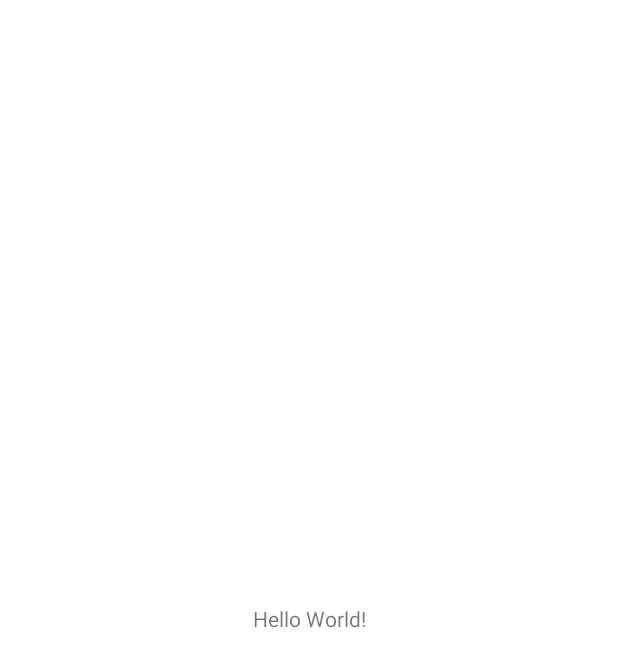
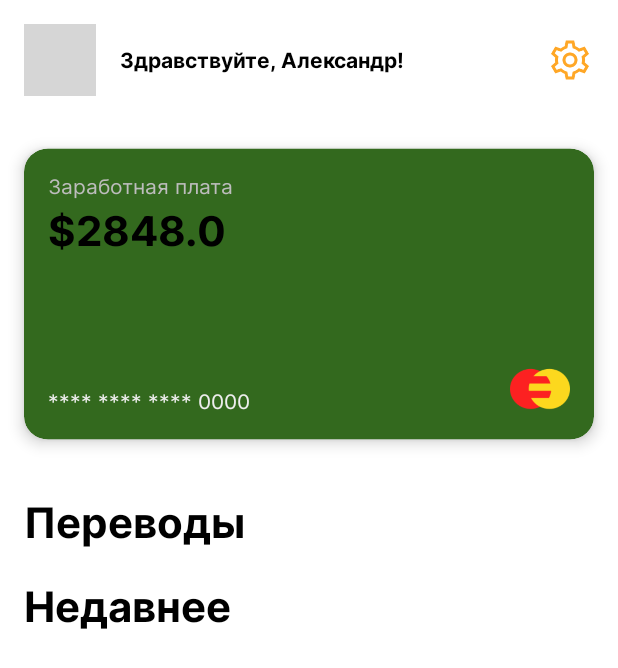
Before and after one commit to alexp0111/Monac, an Android app: the screen it shows after launch (MainActivity), on a phone screen of 412 x 824 dp. Before the commit the part shown is almost empty. Shown: the top 668 px of the screen. Run offline under Robolectric (Android 15) with nearby library versions, the phone set to English and light mode, and no system bars; our stand-ins replace Dagger/Hilt's generated code; grey boxes are pictures that could not be loaded.

Commit message:
viewpager for cards

```diff
--- a/app/src/main/AndroidManifest.xml
+++ b/app/src/main/AndroidManifest.xml
@@ -3,6 +3,7 @@
     xmlns:tools="http://schemas.android.com/tools">
 
     <application
+        android:name=".MonacApplication"
         android:allowBackup="true"
         android:dataExtractionRules="@xml/data_extraction_rules"
         android:fullBackupContent="@xml/backup_rules"
--- a/app/src/main/java/com/example/monac/MainActivity.kt
+++ b/app/src/main/java/com/example/monac/MainActivity.kt
@@ -2,6 +2,7 @@ package com.example.monac
 
 import androidx.appcompat.app.AppCompatActivity
 import android.os.Bundle
+import com.example.monac.ui.main.HomeFragment
 import dagger.hilt.android.AndroidEntryPoint
 
 @AndroidEntryPoint
@@ -9,5 +10,7 @@ class MainActivity : AppCompatActivity() {
     override fun onCreate(savedInstanceState: Bundle?) {
         super.onCreate(savedInstanceState)
         setContentView(R.layout.activity_main)
+
+        // supportFragmentManager.beginTransaction().replace(R.id.container, HomeFragment()).commit()
     }
 }
--- /dev/null
+++ b/app/src/main/java/com/example/monac/adapters/CardAdapter.kt
@@ -0,0 +1,41 @@
+package com.example.monac.adapters
+
+import android.view.LayoutInflater
+import android.view.ViewGroup
+import androidx.recyclerview.widget.RecyclerView
+import androidx.viewpager2.widget.ViewPager2
+import com.example.monac.data.Card
+import com.example.monac.databinding.ItemCardBinding
+
+class CardAdapter(private val cardList: ArrayList<Card>, private val viewPager2: ViewPager2) :
+    RecyclerView.Adapter<CardAdapter.CardViewHolder>() {
+
+    override fun onCreateViewHolder(parent: ViewGroup, viewType: Int): CardViewHolder {
+        val view = ItemCardBinding.inflate(LayoutInflater.from(parent.context), parent, false)
+        return CardViewHolder(view)
+    }
+
+    override fun onBindViewHolder(holder: CardViewHolder, position: Int) {
+        val item = cardList[position]
+        holder.bind(item)
+    }
+
+    override fun getItemCount(): Int {
+        return cardList.size
+    }
+
+    class CardViewHolder(val binding: ItemCardBinding) : RecyclerView.ViewHolder(binding.root) {
+        fun bind(card: Card) {
+            binding.tvName.text = card.name
+            binding.tvValue.text = buildString {
+                append(card.marker)
+                append(card.value.toString())
+            }
+            binding.tvNumber.text = card.number
+
+            binding.card.setCardBackgroundColor(card.color)
+
+            // TODO: payment instrument
+        }
+    }
+}
--- /dev/null
+++ b/app/src/main/java/com/example/monac/data/Card.kt
@@ -0,0 +1,15 @@
+package com.example.monac.data
+
+import android.graphics.Color
+import com.example.monac.util.PaymentInstruments
+
+data class Card(
+    val id: String = "-1",
+    val name: String = "",
+    val value: Double = 0.0,
+    val marker: String = "$",
+    val number: String = "**** **** **** 0000",
+    val comments: String = "",
+    val paymentInstrument: Enum<PaymentInstruments> = PaymentInstruments.MASTERCARD,
+    val color: Int = Color.parseColor("#33691E")
+)
--- a/app/src/main/java/com/example/monac/ui/main/HomeFragment.kt
+++ b/app/src/main/java/com/example/monac/ui/main/HomeFragment.kt
@@ -3,8 +3,13 @@ package com.example.monac.ui.main
 import android.os.Bundle
 import android.view.View
 import androidx.fragment.app.Fragment
+import androidx.viewpager2.widget.CompositePageTransformer
+import androidx.viewpager2.widget.MarginPageTransformer
 import com.example.monac.R
+import com.example.monac.adapters.CardAdapter
+import com.example.monac.data.Card
 import com.example.monac.databinding.FragmentHomeBinding
+import kotlin.math.abs
 
 class HomeFragment : Fragment(R.layout.fragment_home) {
     private var fragmentHomeBinding: FragmentHomeBinding? = null
@@ -14,6 +19,31 @@ class HomeFragment : Fragment(R.layout.fragment_home) {
 
         val binding = FragmentHomeBinding.bind(view)
         fragmentHomeBinding = binding
+
+        initCardPager(binding)
+    }
+
+    private fun initCardPager(binding: FragmentHomeBinding) {
+        var cardAdapter =
+            CardAdapter(
+                arrayListOf(
+                    Card(name = "Заработная плата", value = 2848.0),
+                    Card(name = "Стипендия", value = 0.001)
+                ), binding.vpCards
+            )
+        binding.vpCards.adapter = cardAdapter
+
+        setUpTransformer(binding)
+    }
+
+    private fun setUpTransformer(binding: FragmentHomeBinding) {
+        val transformer = CompositePageTransformer()
+        transformer.addTransformer(MarginPageTransformer(40))
+        transformer.addTransformer { page, position ->
+            val r = 1 - abs(position)
+            page.scaleY = 0.85f + r * 0.12f
+        }
+        binding.vpCards.setPageTransformer(transformer)
     }
 
     override fun onDestroy() {
--- /dev/null
+++ b/app/src/main/java/com/example/monac/util/Enums.kt
@@ -0,0 +1,5 @@
+package com.example.monac.util
+
+enum class PaymentInstruments {
+    MASTERCARD, MIR
+}
--- a/app/src/main/res/layout/activity_main.xml
+++ b/app/src/main/res/layout/activity_main.xml
@@ -1,18 +1,14 @@
 <?xml version="1.0" encoding="utf-8"?>
 <androidx.constraintlayout.widget.ConstraintLayout xmlns:android="http://schemas.android.com/apk/res/android"
-    xmlns:app="http://schemas.android.com/apk/res-auto"
     xmlns:tools="http://schemas.android.com/tools"
     android:layout_width="match_parent"
     android:layout_height="match_parent"
     tools:context=".MainActivity">
 
-    <TextView
-        android:layout_width="wrap_content"
-        android:layout_height="wrap_content"
-        android:text="Hello World!"
-        app:layout_constraintBottom_toBottomOf="parent"
-        app:layout_constraintEnd_toEndOf="parent"
-        app:layout_constraintStart_toStartOf="parent"
-        app:layout_constraintTop_toTopOf="parent" />
+    <androidx.fragment.app.FragmentContainerView
+        android:id="@+id/container"
+        android:name="com.example.monac.ui.main.HomeFragment"
+        android:layout_width="match_parent"
+        android:layout_height="match_parent" />
 
 </androidx.constraintlayout.widget.ConstraintLayout>
--- a/app/src/main/res/layout/fragment_home.xml
+++ b/app/src/main/res/layout/fragment_home.xml
@@ -1,6 +1,104 @@
 <?xml version="1.0" encoding="utf-8"?>
 <androidx.constraintlayout.widget.ConstraintLayout xmlns:android="http://schemas.android.com/apk/res/android"
+    xmlns:app="http://schemas.android.com/apk/res-auto"
     android:layout_width="match_parent"
-    android:layout_height="match_parent">
+    android:layout_height="match_parent"
+    android:background="@color/background_main">
+
+    <androidx.constraintlayout.widget.ConstraintLayout
+        android:id="@+id/cl_header"
+        android:layout_width="match_parent"
+        android:layout_height="wrap_content"
+        app:layout_constraintStart_toStartOf="parent"
+        app:layout_constraintTop_toTopOf="parent">
+
+        <androidx.cardview.widget.CardView
+            android:id="@+id/cv_avatar"
+            android:layout_width="48dp"
+            android:layout_height="48dp"
+            android:layout_margin="@dimen/basic_margin"
+            app:cardCornerRadius="@dimen/round"
+            app:cardElevation="0dp"
+            app:layout_constraintBottom_toBottomOf="parent"
+            app:layout_constraintDimensionRatio="1:1"
+            app:layout_constraintStart_toStartOf="parent"
+            app:layout_constraintTop_toTopOf="parent">
+
+            <ImageView
+                android:id="@+id/iv_avatar"
+                android:layout_width="match_parent"
+                android:layout_height="match_parent"
+                android:contentDescription="avatar for category"
+                android:scaleType="centerCrop"
+                android:src="@drawable/avatar" />
+        </androidx.cardview.widget.CardView>
+
+        <TextView
+            android:id="@+id/tv_hello_name"
+            style="@style/TextSmall"
+            android:layout_width="0dp"
+            android:layout_height="wrap_content"
+            android:layout_margin="@dimen/basic_margin"
+            android:fontFamily="@font/inter_bold"
+            android:text="Здравствуйте, Александр!"
+            app:layout_constraintBottom_toBottomOf="parent"
+            app:layout_constraintEnd_toStartOf="@+id/iv_settings"
+            app:layout_constraintStart_toEndOf="@id/cv_avatar"
+            app:layout_constraintTop_toTopOf="parent" />
+
+        <ImageView
+            android:id="@+id/iv_settings"
+            android:layout_width="32dp"
+            android:layout_height="32dp"
+            android:layout_margin="@dimen/basic_margin"
+            android:src="@drawable/settings"
+            app:layout_constraintBottom_toBottomOf="parent"
+            app:layout_constraintEnd_toEndOf="parent"
+            app:layout_constraintTop_toTopOf="parent" />
+
+
+    </androidx.constraintlayout.widget.ConstraintLayout>
+
+    <androidx.viewpager2.widget.ViewPager2
+        android:id="@+id/vp_cards"
+        android:layout_width="0dp"
+        android:layout_height="@dimen/card_payment_height"
+        app:layout_constraintEnd_toEndOf="parent"
+        app:layout_constraintStart_toStartOf="parent"
+        app:layout_constraintTop_toBottomOf="@id/cl_header" />
+
+    <TextView
+        android:id="@+id/tv_transactions"
+        style="@style/TextHeader"
+        android:layout_width="0dp"
+        android:layout_height="wrap_content"
+        android:layout_margin="@dimen/basic_margin"
+        android:text="Переводы"
+        app:layout_constraintStart_toStartOf="parent"
+        app:layout_constraintTop_toBottomOf="@id/vp_cards" />
+
+    <androidx.viewpager2.widget.ViewPager2
+        android:id="@+id/rv_transactions"
+        android:layout_width="match_parent"
+        android:layout_height="wrap_content"
+        app:layout_constraintStart_toStartOf="parent"
+        app:layout_constraintTop_toBottomOf="@id/tv_transactions" />
+
+    <TextView
+        android:id="@+id/tv_recent"
+        style="@style/TextHeader"
+        android:layout_width="0dp"
+        android:layout_height="wrap_content"
+        android:layout_margin="@dimen/basic_margin"
+        android:text="Недавнее"
+        app:layout_constraintStart_toStartOf="parent"
+        app:layout_constraintTop_toBottomOf="@id/rv_transactions" />
+
+    <androidx.recyclerview.widget.RecyclerView
+        android:id="@+id/rv_recent"
+        android:layout_width="match_parent"
+        android:layout_height="0dp"
+        app:layout_constraintBottom_toBottomOf="parent"
+        app:layout_constraintTop_toBottomOf="@+id/tv_recent" />
 
 </androidx.constraintlayout.widget.ConstraintLayout>
--- a/app/src/main/res/layout/item_card.xml
+++ b/app/src/main/res/layout/item_card.xml
@@ -1,11 +1,18 @@
 <?xml version="1.0" encoding="utf-8"?>
-<com.google.android.material.card.MaterialCardView xmlns:android="http://schemas.android.com/apk/res/android"
+<androidx.constraintlayout.widget.ConstraintLayout xmlns:android="http://schemas.android.com/apk/res/android"
     xmlns:app="http://schemas.android.com/apk/res-auto"
+    android:layout_width="match_parent"
+    android:layout_height="match_parent">
+
+    <androidx.cardview.widget.CardView
         android:id="@+id/card"
         style="@style/MyCardView"
         android:layout_width="match_parent"
-    android:layout_height="@dimen/card_payment_height"
-    android:layout_margin="@dimen/basic_margin">
+        android:layout_height="match_parent"
+        android:layout_margin="@dimen/basic_margin"
+        app:layout_constraintEnd_toEndOf="parent"
+        app:layout_constraintStart_toStartOf="parent"
+        app:layout_constraintTop_toTopOf="parent">
 
         <androidx.constraintlayout.widget.ConstraintLayout
             android:layout_width="match_parent"
@@ -57,4 +64,6 @@
 
         </androidx.constraintlayout.widget.ConstraintLayout>
 
-</com.google.android.material.card.MaterialCardView>
+    </androidx.cardview.widget.CardView>
+
+</androidx.constraintlayout.widget.ConstraintLayout>
--- a/app/src/main/res/layout/item_transaction.xml
+++ b/app/src/main/res/layout/item_transaction.xml
@@ -1,4 +1,4 @@
-<?xml version="1.0" encoding="utf-8"?><?xml version="1.0" encoding="utf-8"?>
+<?xml version="1.0" encoding="utf-8"?>
 <com.google.android.material.card.MaterialCardView xmlns:android="http://schemas.android.com/apk/res/android"
     xmlns:app="http://schemas.android.com/apk/res-auto"
     android:id="@+id/card"
--- /dev/null
+++ b/app/src/main/res/layout/item_user.xml
@@ -0,0 +1,37 @@
+<?xml version="1.0" encoding="utf-8"?>
+<androidx.constraintlayout.widget.ConstraintLayout xmlns:android="http://schemas.android.com/apk/res/android"
+    android:layout_width="match_parent"
+    android:layout_height="match_parent"
+    xmlns:app="http://schemas.android.com/apk/res-auto">
+
+    <androidx.cardview.widget.CardView
+        android:id="@+id/cv_avatar"
+        android:layout_width="60dp"
+        android:layout_height="60dp"
+        android:layout_margin="@dimen/basic_margin"
+        app:cardCornerRadius="@dimen/round"
+        app:cardElevation="0dp"
+        app:layout_constraintDimensionRatio="1:1"
+        app:layout_constraintStart_toStartOf="parent"
+        app:layout_constraintTop_toTopOf="parent">
+
+        <ImageView
+            android:id="@+id/iv_avatar"
+            android:layout_width="match_parent"
+            android:layout_height="match_parent"
+            android:scaleType="centerCrop"
+            android:src="@drawable/avatar"
+            android:contentDescription="avatar for category" />
+    </androidx.cardview.widget.CardView>
+
+    <TextView
+        android:id="@+id/tv_name"
+        style="@style/TextSmall"
+        android:layout_width="wrap_content"
+        android:layout_height="wrap_content"
+        android:text="Илья"
+        app:layout_constraintEnd_toEndOf="@+id/cv_avatar"
+        app:layout_constraintStart_toStartOf="@+id/cv_avatar"
+        app:layout_constraintTop_toBottomOf="@+id/cv_avatar" />
+
+</androidx.constraintlayout.widget.ConstraintLayout>
--- a/app/src/main/res/values/dimens.xml
+++ b/app/src/main/res/values/dimens.xml
@@ -10,6 +10,6 @@
     <dimen name="half_card_corner_radius">8dp</dimen>
     <dimen name="round">1000dp</dimen>
     <dimen name="cl_elevation">4dp</dimen>
-    <dimen name="card_payment_height">200dp</dimen>
+    <dimen name="card_payment_height">232dp</dimen>
     <dimen name="card_transaction_height">80dp</dimen>
 </resources>
```
Also changed, not shown: app/src/main/res/drawable/settings.png (added). Lines whose indentation alone changed are shown as unchanged.
